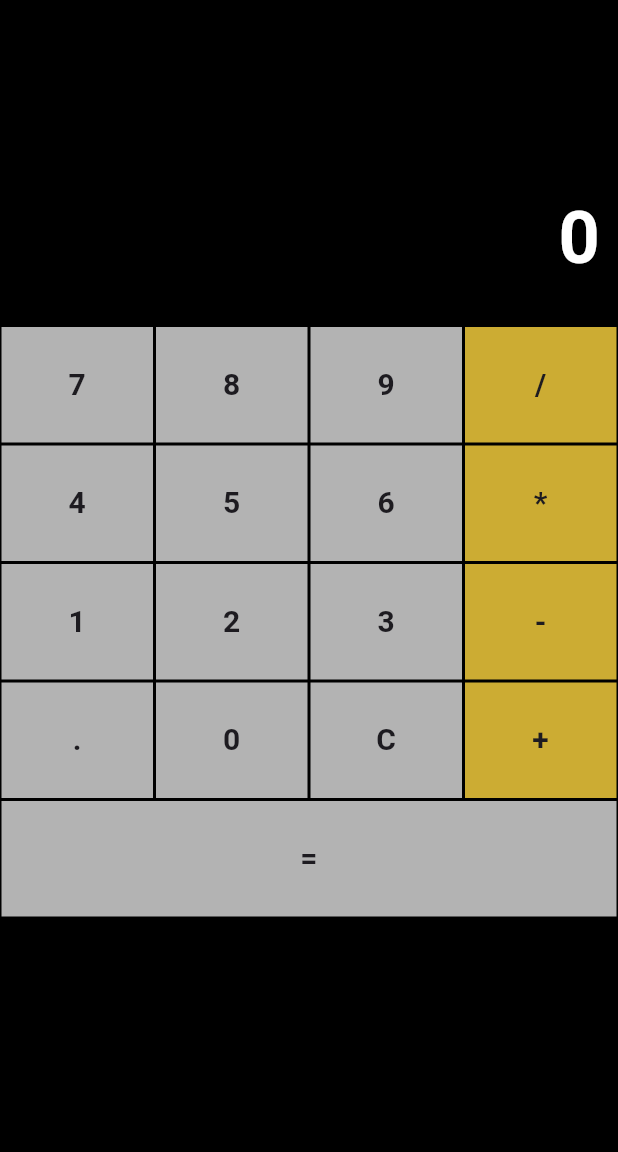
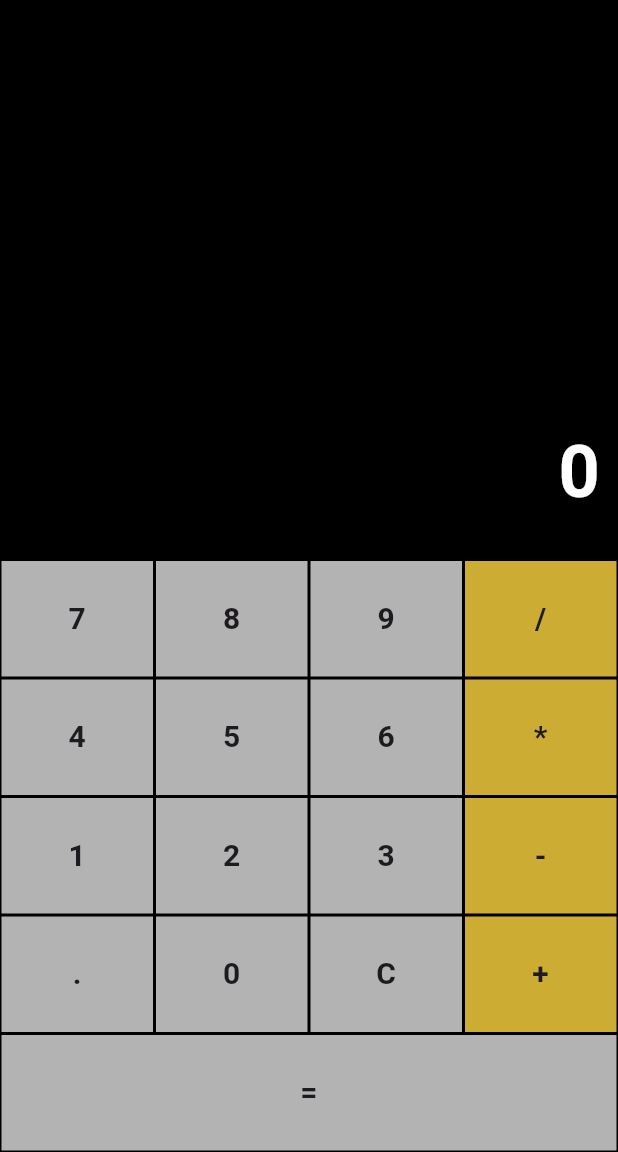
Before and after one commit to dan579/calculadora_2, a Flutter app: the screen it shows after launch, on a phone screen of 412 x 824 dp, the part 84-1236 px from its top. Run offline on Flutter 3.47's test engine with Material 2 defaults, Android fonts, the phone set to English and light mode, and no system bars.

Commit message:
correção corpo
Atualização de espaçamento, corpo da calculadora aparece fixado na parte de baixo e o numero de exibição não sobrepõe mais o appBar

```diff
--- a/lib/pages/home-page.dart
+++ b/lib/pages/home-page.dart
@@ -119,17 +119,16 @@ class _MyHomePageState extends State<MyHomePage> {
   @override
   Widget build(BuildContext context) {
     return Scaffold(
+      resizeToAvoidBottomInset: true,
+      extendBodyBehindAppBar: true,
       appBar: AppBar(
+
         backgroundColor: Colors.blueGrey,
         title: Text(widget.title),
       ),
       backgroundColor: Colors.black,
-      bottomNavigationBar: Column(
-        crossAxisAlignment: CrossAxisAlignment.end,
-        mainAxisAlignment: MainAxisAlignment.center,
-        children: <Widget>[
-          Container(
-            alignment: Alignment.centerRight,
+      body: Container(
+        alignment: Alignment.bottomRight,
         padding: EdgeInsets.symmetric(horizontal: 12.0, vertical: 24.0),
         child: Text(
           _output,
@@ -139,6 +138,11 @@ class _MyHomePageState extends State<MyHomePage> {
               color: Colors.white),
         ),
       ),
+      bottomNavigationBar: SingleChildScrollView(
+         child: Column(
+           crossAxisAlignment: CrossAxisAlignment.end,
+           mainAxisAlignment: MainAxisAlignment.center,
+           children: <Widget>[
              Row(
                children: [
                  _buildNumberButton('7'),
@@ -178,6 +182,7 @@ class _MyHomePageState extends State<MyHomePage> {
              ),
            ],
          ),
+      ),
         );
   }
 }
```
Lines whose indentation alone changed are shown as unchanged.
